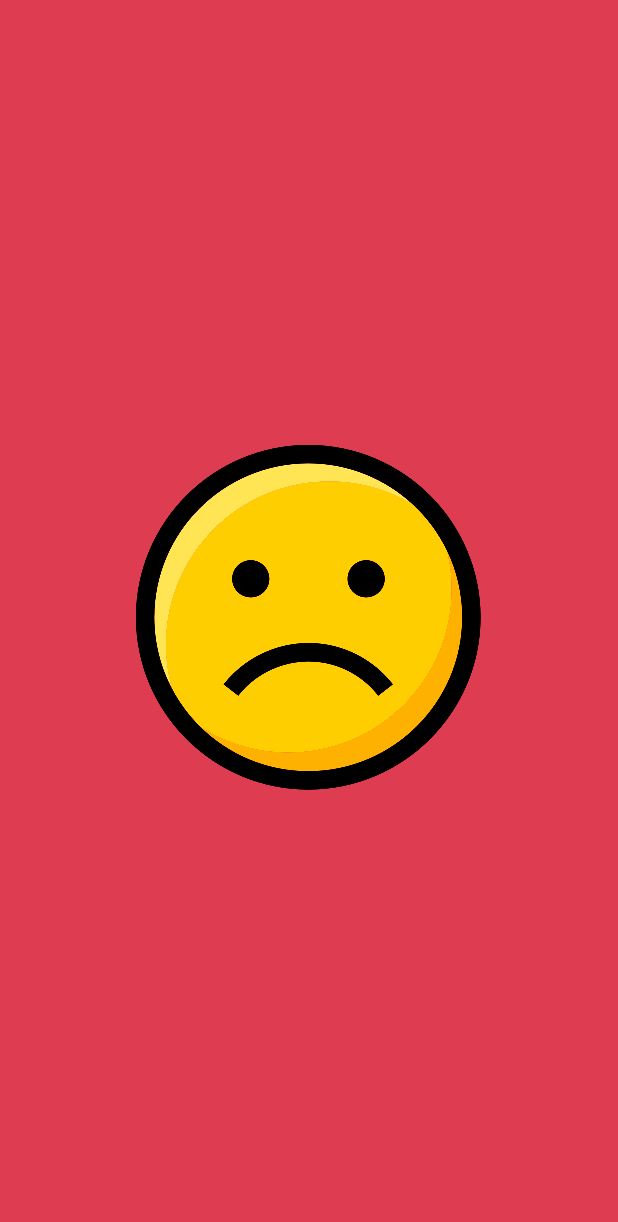
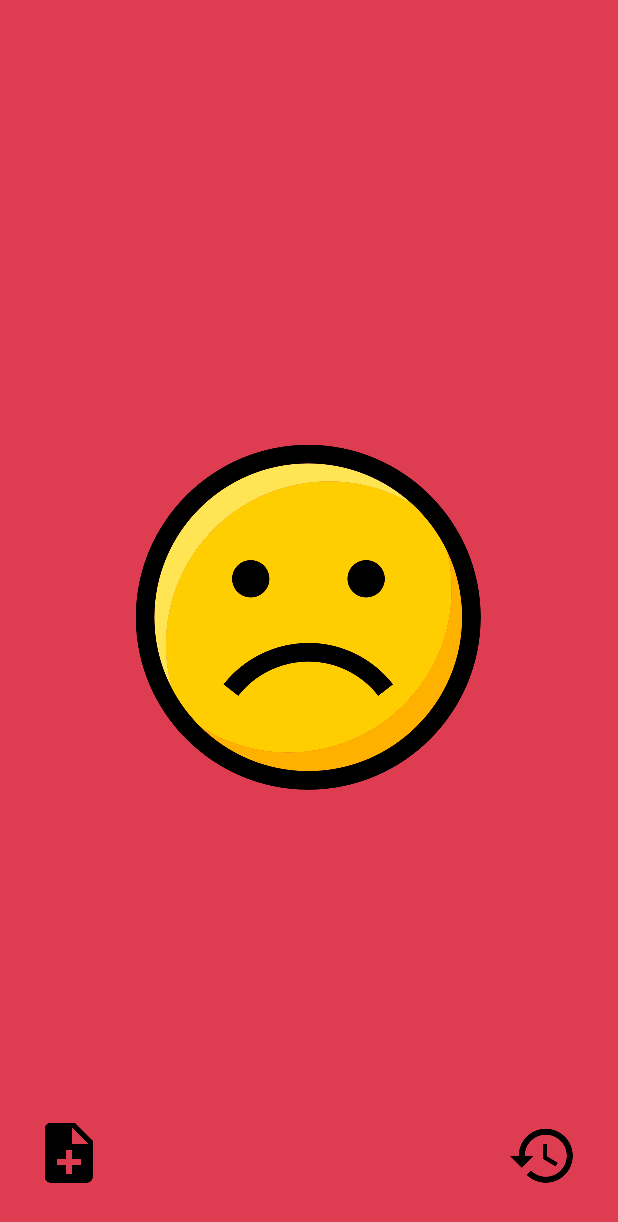
Before and after one commit to Simston/MoodTracker, an Android app: the screen it shows after launch (MainActivity), on a phone screen of 412 x 824 dp. Shown: the top 1222 px of the screen. Run offline under Robolectric (Android 15) with nearby library versions, the phone set to English and light mode, and no system bars.

Commit message:
Design modification  of fragment_page.xml + Image button additions

```diff
--- a/app/src/main/java/fr/simston/moodtracker/Controllers/Fragments/PageFragment.java
+++ b/app/src/main/java/fr/simston/moodtracker/Controllers/Fragments/PageFragment.java
@@ -7,7 +7,7 @@ import android.view.LayoutInflater;
 import android.view.View;
 import android.view.ViewGroup;
 import android.widget.ImageView;
-import android.widget.LinearLayout;
+import android.widget.RelativeLayout;
 
 import fr.simston.moodtracker.R;
 
@@ -51,7 +51,7 @@ public class PageFragment extends Fragment {
         View result = inflater.inflate(R.layout.fragment_page, container, false);
 
         // 4 - Get widgets from layout and serialise it
-        LinearLayout rootView = (LinearLayout) result.findViewById(R.id.fragment_page_rootview);
+        RelativeLayout rootView = (RelativeLayout) result.findViewById(R.id.fragment_page_rootview);
         ImageView imageView = result.findViewById(R.id.fragment_page_smiley_img);
 
         // 5 - Get data from Bundle (created in method newInstance
--- a/app/src/main/res/layout/fragment_page.xml
+++ b/app/src/main/res/layout/fragment_page.xml
@@ -1,15 +1,50 @@
 <?xml version="1.0" encoding="utf-8"?>
-<LinearLayout xmlns:android="http://schemas.android.com/apk/res/android"
-    xmlns:tools="http://schemas.android.com/tools"
+<RelativeLayout xmlns:android="http://schemas.android.com/apk/res/android"
+    android:id="@+id/fragment_page_rootview"
     android:layout_width="match_parent"
     android:layout_height="match_parent"
     android:gravity="center"
-    android:id="@+id/fragment_page_rootview">
+    android:orientation="vertical">
 
     <!-- TODO: Update blank fragment layout -->
     <ImageView
         android:id="@+id/fragment_page_smiley_img"
         android:layout_width="wrap_content"
         android:layout_height="wrap_content"
+        android:layout_centerInParent="true"
         android:contentDescription="@string/smiley" />
-</LinearLayout>
+
+    <RelativeLayout
+        android:id="@+id/r2"
+        android:layout_width="match_parent"
+        android:layout_height="wrap_content"
+        android:layout_alignParentBottom="true"
+        android:layout_alignParentEnd="false"
+        android:layout_alignParentTop="true"
+        android:layout_gravity="bottom"
+        android:orientation="horizontal">
+
+
+        <ImageView
+            android:id="@+id/imageBtnComment"
+            android:layout_width="wrap_content"
+            android:layout_height="wrap_content"
+            android:layout_alignParentBottom="true"
+            android:layout_alignParentStart="false"
+            android:paddingBottom="35dp"
+            android:paddingStart="30dp"
+            android:src="@drawable/ic_note_add_black" />
+
+        <ImageView
+            android:id="@+id/imgBtnHistory"
+            android:layout_width="wrap_content"
+            android:layout_height="wrap_content"
+            android:layout_alignParentBottom="true"
+            android:layout_alignParentEnd="true"
+            android:layout_gravity="bottom"
+
+            android:paddingBottom="35dp"
+            android:paddingEnd="30dp"
+            android:src="@drawable/ic_history_black" />
+    </RelativeLayout>
+</RelativeLayout>
```
